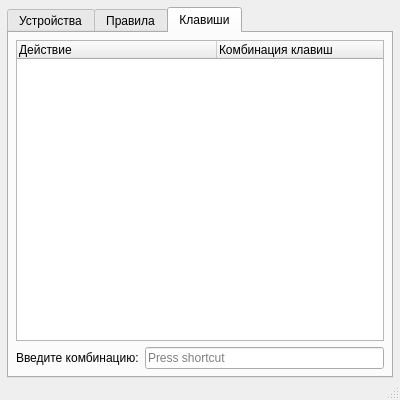
This is uisrc/window/settings.ui in StarterCraft/leafyy as Qt 5 draws it before an edit. The edited form follows.
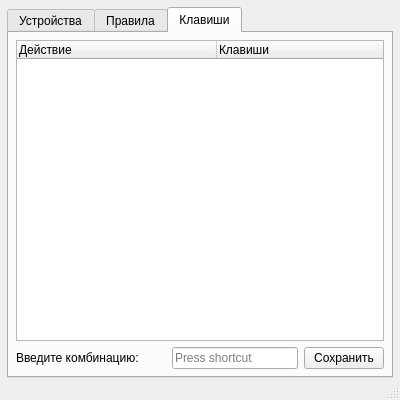
This is the edited form. The open tabs and pages were chosen to show the change.

What changed in the file:
```diff
--- a/uisrc/window/settings.ui
+++ b/uisrc/window/settings.ui
@@ -192,7 +192,7 @@
           </column>
           <column>
            <property name="text">
-            <string>Комбинация клавиш</string>
+            <string>Клавиши</string>
            </property>
           </column>
          </widget>
@@ -201,6 +201,12 @@
          <layout class="QHBoxLayout" name="horizontalLayout_3">
           <item>
            <widget class="QLabel" name="label">
+            <property name="minimumSize">
+             <size>
+              <width>150</width>
+              <height>0</height>
+             </size>
+            </property>
             <property name="text">
              <string>Введите комбинацию:</string>
             </property>
@@ -209,6 +215,13 @@
           <item>
            <widget class="QKeySequenceEdit" name="keySequenceEdit"/>
           </item>
+          <item>
+           <widget class="QPushButton" name="btnKeySequence">
+            <property name="text">
+             <string>Сохранить</string>
+            </property>
+           </widget>
+          </item>
          </layout>
         </item>
        </layout>
```
Left out of the diff: 14 changed lines with no effect on the pictures.
